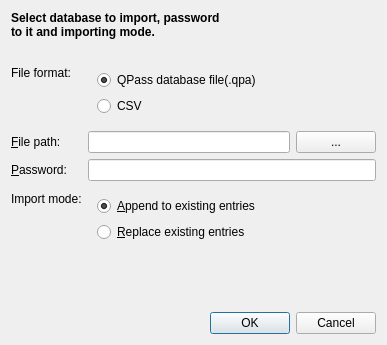
Above: dialogs/DatabaseImportDialog.ui from veaceslav/qpass-qt5 before the change. Below: the same form after it.
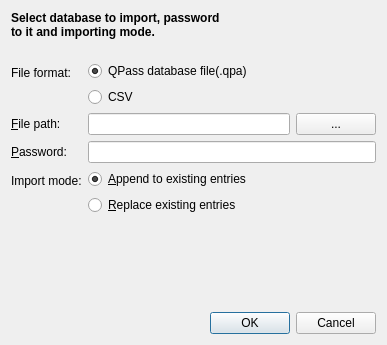
That is the form after the change.

Commit message:
Improved import and export dialogs
Added ability to modify path entry in these dialogs. Added option to
automatically add extensions to files.

Diff of the .ui file:
```diff
--- a/dialogs/DatabaseImportDialog.ui
+++ b/dialogs/DatabaseImportDialog.ui
@@ -76,6 +76,9 @@
      <item row="3" column="1">
       <widget class="QWidget" name="widget" native="true">
        <layout class="QVBoxLayout" name="verticalLayout">
+        <property name="margin">
+         <number>0</number>
+        </property>
         <item>
          <widget class="QRadioButton" name="appendButton">
           <property name="text">
@@ -105,7 +108,7 @@
         <item>
          <widget class="QLineEdit" name="pathEdit">
           <property name="readOnly">
-           <bool>true</bool>
+           <bool>false</bool>
           </property>
          </widget>
         </item>
@@ -132,6 +135,15 @@
      <item row="0" column="1">
       <widget class="QWidget" name="widget_3" native="true">
        <layout class="QVBoxLayout" name="verticalLayout_3">
+        <property name="leftMargin">
+         <number>0</number>
+        </property>
+        <property name="topMargin">
+         <number>0</number>
+        </property>
+        <property name="bottomMargin">
+         <number>0</number>
+        </property>
         <item>
          <widget class="QRadioButton" name="qpaFormat">
           <property name="text">
```
The commit also changes 8 other files.
